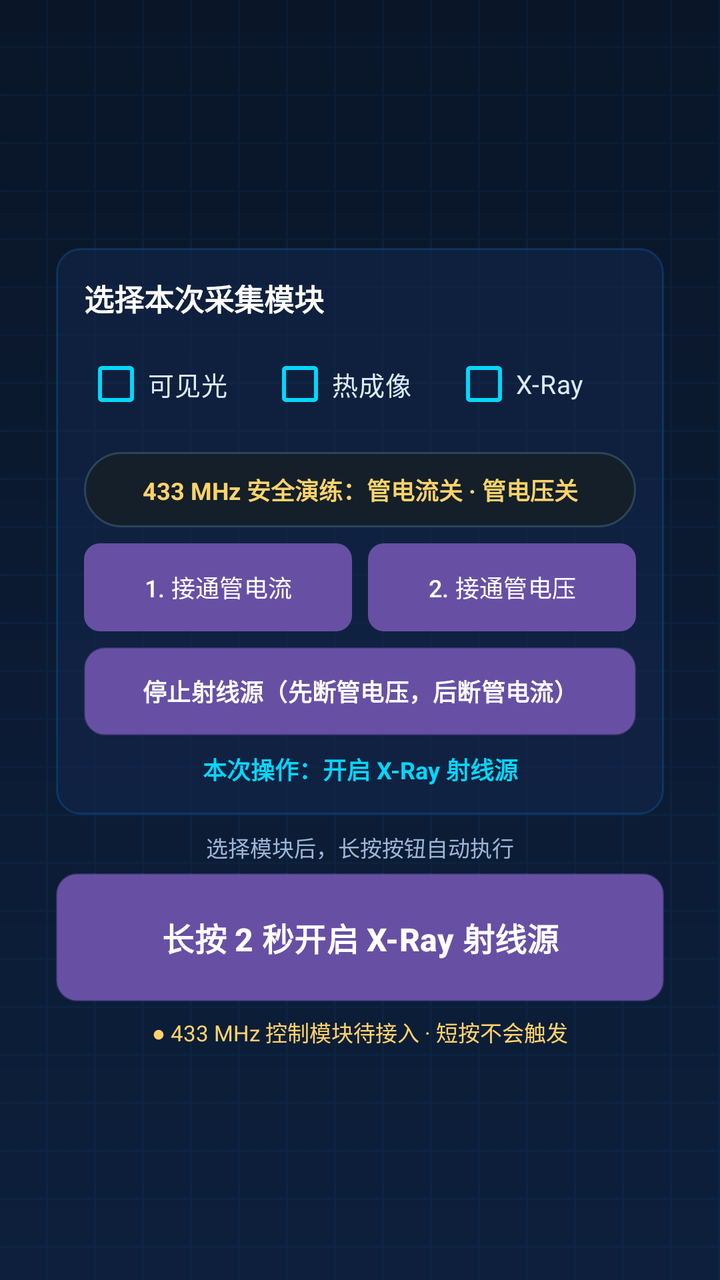
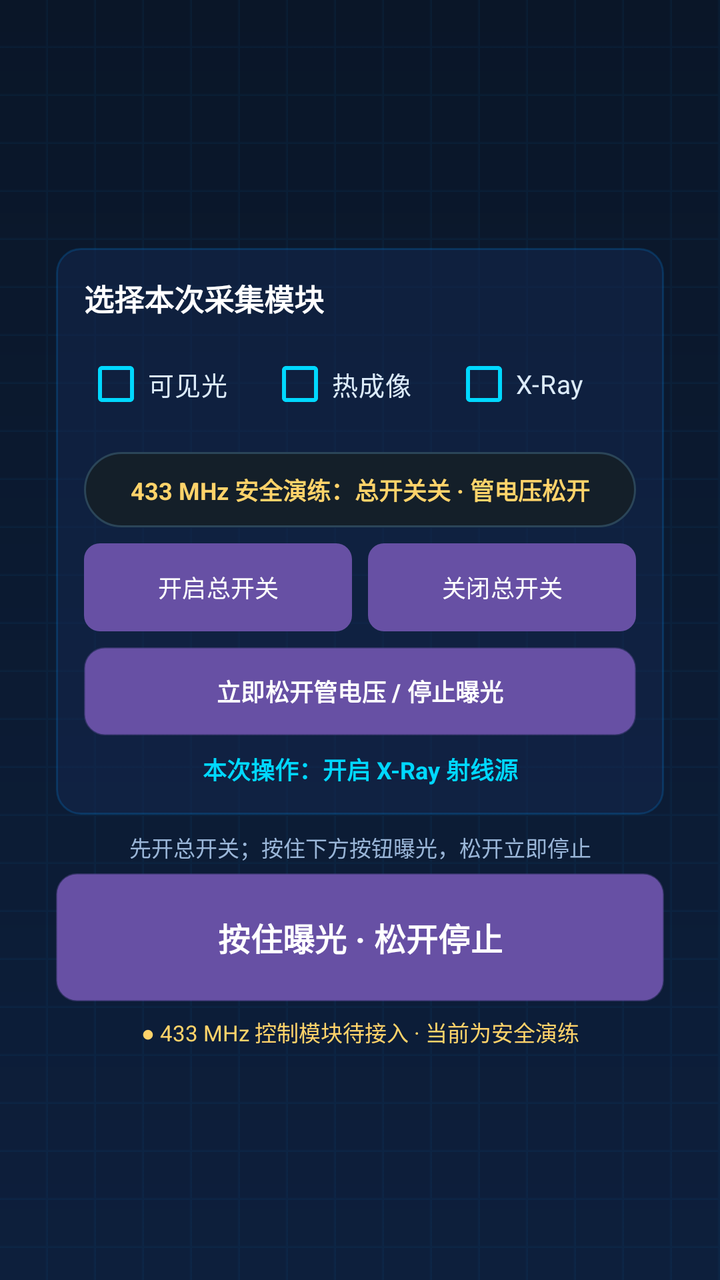

The first picture is an Android layout as it rendered before a commit; the second is the same layout after the commit. The layout source and the unified diff follow.
<!-- AndroidManifest.xml: application theme Theme.WeiguangDRController -->
<!-- res/layout/fragment_exposure_prepare.xml -->
<?xml version="1.0" encoding="utf-8"?>
<ScrollView xmlns:android="http://schemas.android.com/apk/res/android"
    android:layout_width="match_parent"
    android:layout_height="match_parent"
    android:background="@drawable/bg_root_gradient"
    android:fillViewport="true"
    android:scrollbars="none">

    <LinearLayout
        android:layout_width="match_parent"
        android:layout_height="wrap_content"
        android:gravity="center"
        android:orientation="vertical"
        android:padding="28dp">

        <LinearLayout
            android:layout_width="match_parent"
            android:layout_height="wrap_content"
            android:background="@drawable/bg_card_tech"
            android:orientation="vertical"
            android:padding="12dp"
            android:visibility="gone">

            <TextView
                android:layout_width="wrap_content"
                android:layout_height="wrap_content"
                android:text="曝光设备控制"
                android:textColor="#FFFFFF"
                android:textSize="16sp"
                android:textStyle="bold" />

            <LinearLayout
                android:layout_width="match_parent"
                android:layout_height="wrap_content"
                android:layout_marginTop="10dp"
                android:orientation="horizontal">

                <Button
                    android:id="@+id/cameraControlButton"
                    style="?android:attr/borderlessButtonStyle"
                    android:layout_width="0dp"
                    android:layout_height="58dp"
                    android:layout_weight="1"
                    android:background="@drawable/bg_card_tech_clickable"
                    android:text="摄像头\n检查预览"
                    android:textAllCaps="false"
                    android:textColor="#DCEBFA"
                    android:textSize="12sp" />

                <Space android:layout_width="6dp" android:layout_height="1dp" />

                <Button
                    android:id="@+id/thermalControlButton"
                    style="?android:attr/borderlessButtonStyle"
                    android:layout_width="0dp"
                    android:layout_height="58dp"
                    android:layout_weight="1"
                    android:background="@drawable/bg_card_tech_clickable"
                    android:text="热成像\n检查预览"
                    android:textAllCaps="false"
                    android:textColor="#DCEBFA"
                    android:textSize="12sp" />

                <Space android:layout_width="6dp" android:layout_height="1dp" />

                <Button
                    android:id="@+id/xrayControlButton"
                    style="?android:attr/borderlessButtonStyle"
                    android:layout_width="0dp"
                    android:layout_height="58dp"
                    android:layout_weight="1"
                    android:background="@drawable/bg_card_tech_clickable"
                    android:text="X-Ray\n接口待接入"
                    android:textAllCaps="false"
                    android:textColor="#FFD36A"
                    android:textSize="12sp" />
            </LinearLayout>

            <Button
                android:id="@+id/enableAllButton"
                android:layout_width="match_parent"
                android:layout_height="42dp"
                android:layout_marginTop="8dp"
                android:background="@drawable/bg_btn_new"
                android:text="一键检查三路设备"
                android:textAllCaps="false"
                android:textColor="#FFFFFF"
                android:textSize="13sp"
                android:textStyle="bold" />

            <TextView
                android:id="@+id/deviceStatusText"
                android:layout_width="match_parent"
                android:layout_height="wrap_content"
                android:layout_marginTop="8dp"
                android:text="正在读取设备状态…"
                android:textColor="#9AB6D8"
                android:textSize="11sp" />
        </LinearLayout>

        <LinearLayout
            android:layout_width="match_parent"
            android:layout_height="wrap_content"
            android:layout_marginTop="6dp"
            android:background="@drawable/bg_card_tech"
            android:orientation="vertical"
            android:padding="12dp"
            android:visibility="gone">

            <TextView
                android:layout_width="wrap_content"
                android:layout_height="wrap_content"
                android:text="曝光前确认"
                android:textColor="#FFFFFF"
                android:textSize="15sp"
                android:textStyle="bold" />

            <LinearLayout
                android:layout_width="match_parent"
                android:layout_height="wrap_content"
                android:layout_marginTop="8dp"
                android:orientation="horizontal">

                <TextView
                    android:id="@+id/cameraPreviewEntry"
                    android:layout_width="0dp"
                    android:layout_height="72dp"
                    android:layout_weight="1"
                    android:background="@drawable/bg_card_tech_clickable"
                    android:clickable="true"
                    android:focusable="true"
                    android:gravity="center"
                    android:text="摄像头画面\n点击查看"
                    android:textColor="#C8D8E8"
                    android:textSize="12sp" />

                <Space android:layout_width="8dp" android:layout_height="1dp" />

                <TextView
                    android:id="@+id/thermalPreviewEntry"
                    android:layout_width="0dp"
                    android:layout_height="72dp"
                    android:layout_weight="1"
                    android:background="@drawable/bg_card_tech_clickable"
                    android:clickable="true"
                    android:focusable="true"
                    android:gravity="center"
                    android:text="热成像画面\n点击查看"
                    android:textColor="#C8D8E8"
                    android:textSize="12sp" />
            </LinearLayout>

            <TextView
                android:id="@+id/radarStatusText"
                android:layout_width="match_parent"
                android:layout_height="wrap_content"
                android:layout_marginTop="10dp"
                android:background="@drawable/bg_input_box"
                android:padding="10dp"
                android:text="毫米波雷达：正在读取…"
                android:textColor="#DCEBFA"
                android:textSize="12sp"
                android:lineSpacingExtra="3dp" />
        </LinearLayout>

        <LinearLayout
            android:layout_width="match_parent"
            android:layout_height="wrap_content"
            android:layout_marginTop="8dp"
            android:background="@drawable/bg_card_tech"
            android:orientation="vertical"
            android:padding="14dp">

            <TextView android:layout_width="wrap_content" android:layout_height="wrap_content"
                android:text="选择本次采集模块" android:textColor="#FFFFFF"
                android:textSize="15sp" android:textStyle="bold" />

            <LinearLayout android:layout_width="match_parent" android:layout_height="wrap_content"
                android:layout_marginTop="8dp" android:gravity="center" android:orientation="horizontal">
                <CheckBox android:id="@+id/selectCameraCheck" android:layout_width="0dp"
                    android:layout_height="wrap_content" android:layout_weight="1"
                    android:buttonTint="#00D8FF" android:text="可见光"
                    android:textColor="#DCEBFA" android:textSize="13sp" />
                <CheckBox android:id="@+id/selectThermalCheck" android:layout_width="0dp"
                    android:layout_height="wrap_content" android:layout_weight="1"
                    android:buttonTint="#00D8FF" android:text="热成像"
                    android:textColor="#DCEBFA" android:textSize="13sp" />
                <CheckBox android:id="@+id/selectXrayCheck" android:layout_width="0dp"
                    android:layout_height="wrap_content" android:layout_weight="1"
                    android:buttonTint="#00D8FF" android:checked="true" android:text="X-Ray"
                    android:textColor="#DCEBFA" android:textSize="13sp" />
            </LinearLayout>

            <TextView
                android:id="@+id/xraySequenceStatusText"
                android:layout_width="match_parent"
                android:layout_height="wrap_content"
                android:layout_marginTop="10dp"
                android:background="@drawable/bg_input_box"
                android:gravity="center"
                android:padding="10dp"
                android:text="433 MHz 安全演练：管电流关 · 管电压关"
                android:textColor="#FFD36A"
                android:textSize="12sp"
                android:textStyle="bold" />

            <LinearLayout
                android:layout_width="match_parent"
                android:layout_height="wrap_content"
                android:layout_marginTop="8dp"
                android:orientation="horizontal">

                <Button
                    android:id="@+id/tubeCurrentButton"
                    android:layout_width="0dp"
                    android:layout_height="44dp"
                    android:layout_weight="1"
                    android:background="@drawable/bg_btn_new"
                    android:text="1. 接通管电流"
                    android:textAllCaps="false"
                    android:textColor="#FFFFFF"
                    android:textSize="12sp" />

                <Space android:layout_width="8dp" android:layout_height="1dp" />

                <Button
                    android:id="@+id/tubeVoltageButton"
                    android:layout_width="0dp"
                    android:layout_height="44dp"
                    android:layout_weight="1"
                    android:background="@drawable/bg_btn_new"
                    android:text="2. 接通管电压"
                    android:textAllCaps="false"
                    android:textColor="#FFFFFF"
                    android:textSize="12sp" />
            </LinearLayout>

            <Button
                android:id="@+id/xrayStopButton"
                android:layout_width="match_parent"
                android:layout_height="44dp"
                android:layout_marginTop="8dp"
                android:background="@drawable/bg_exposure_hold"
                android:text="停止射线源（先断管电压，后断管电流）"
                android:textAllCaps="false"
                android:textColor="#FFFFFF"
                android:textSize="12sp"
                android:textStyle="bold" />

            <TextView
                android:id="@+id/selectionSummaryText"
                android:layout_width="match_parent"
                android:layout_height="wrap_content"
                android:layout_marginTop="8dp"
                android:gravity="center"
                android:text="本次操作：开启 X-Ray 射线源"
                android:textColor="#00D8FF"
                android:textSize="12sp"
                android:textStyle="bold" />
        </LinearLayout>

        <TextView
            android:id="@+id/exposureHintText"
            android:layout_width="match_parent"
            android:layout_height="wrap_content"
            android:layout_marginTop="8dp"
            android:gravity="center"
            android:text="选择模块后，长按按钮自动执行"
            android:textColor="#9AB6D8"
            android:textSize="11sp" />

        <Button
            android:id="@+id/exposureButton"
            android:layout_width="match_parent"
            android:layout_height="64dp"
            android:layout_marginTop="5dp"
            android:background="@drawable/bg_exposure_hold"
            android:text="长按 2 秒开启 X-Ray 射线源"
            android:textAllCaps="false"
            android:textColor="#FFFFFF"
            android:textSize="16sp"
            android:textStyle="bold" />

        <TextView
            android:id="@+id/exposureResultText"
            android:layout_width="match_parent"
            android:layout_height="wrap_content"
            android:layout_marginTop="7dp"
            android:gravity="center"
            android:text="● 433 MHz 控制模块待接入 · 短按不会触发"
            android:textColor="#FFD36A"
            android:textSize="11sp" />
    </LinearLayout>
</ScrollView>
<!-- resources referenced by this layout -->
<resources>
  <!-- drawable bg_btn_new (drawable) -->
  <?xml version="1.0" encoding="utf-8"?>
  <shape xmlns:android="http://schemas.android.com/apk/res/android"
      android:shape="rectangle">
      <gradient
          android:angle="0"
          android:startColor="#0088FF"
          android:endColor="#00CCFF" />
      <corners android:radius="8dp" />
  </shape>
  <!-- drawable bg_card_tech (drawable) -->
  <?xml version="1.0" encoding="utf-8"?>
  <shape xmlns:android="http://schemas.android.com/apk/res/android"
      android:shape="rectangle">
      <solid android:color="#80142850" />
      <corners android:radius="12dp" />
      <stroke
          android:width="1dp"
          android:color="#330096FF" />
  </shape>
  <!-- drawable bg_card_tech_clickable (drawable) -->
  <?xml version="1.0" encoding="utf-8"?>
  <selector xmlns:android="http://schemas.android.com/apk/res/android">
      <item android:state_pressed="true">
          <shape android:shape="rectangle">
              <solid android:color="#B0284068" />
              <corners android:radius="12dp" />
              <stroke
                  android:width="2dp"
                  android:color="#A000B4FF" />
          </shape>
      </item>
      <item android:state_focused="true">
          <shape android:shape="rectangle">
              <solid android:color="#99142850" />
              <corners android:radius="12dp" />
              <stroke
                  android:width="2dp"
                  android:color="#8000B4FF" />
          </shape>
      </item>
      <item>
          <shape android:shape="rectangle">
              <solid android:color="#80142850" />
              <corners android:radius="12dp" />
              <stroke
                  android:width="1dp"
                  android:color="#330096FF" />
          </shape>
      </item>
  </selector>
  <!-- drawable bg_exposure_hold (drawable) -->
  <?xml version="1.0" encoding="utf-8"?>
  <selector xmlns:android="http://schemas.android.com/apk/res/android">
      <item android:state_pressed="true">
          <shape android:shape="rectangle">
              <gradient android:angle="0" android:startColor="#FF8A00" android:endColor="#FFB800" />
              <corners android:radius="10dp" />
              <stroke android:width="2dp" android:color="#FFFFD36A" />
          </shape>
      </item>
      <item>
          <shape android:shape="rectangle">
              <gradient android:angle="0" android:startColor="#007ACC" android:endColor="#00B4FF" />
              <corners android:radius="10dp" />
              <stroke android:width="1dp" android:color="#6600D8FF" />
          </shape>
      </item>
  </selector>
  <!-- drawable bg_input_box (drawable) -->
  <?xml version="1.0" encoding="utf-8"?>
  <shape xmlns:android="http://schemas.android.com/apk/res/android">
      <solid android:color="#141F29" />
      <corners android:radius="22dp" />
      <stroke
          android:width="1dp"
          android:color="#2B4558" />
  </shape>
  <!-- drawable bg_root_gradient (drawable) -->
  <?xml version="1.0" encoding="utf-8"?>
  <layer-list xmlns:android="http://schemas.android.com/apk/res/android">
      <item>
          <shape android:shape="rectangle">
              <gradient
                  android:angle="270"
                  android:startColor="#0A1628"
                  android:endColor="#0D1F3C" />
          </shape>
      </item>
      <item>
          <bitmap
              android:gravity="fill"
              android:src="@drawable/grid_pattern"
              android:tileMode="repeat" />
      </item>
  </layer-list>
  <style name="Theme.WeiguangDRController" parent="Base.Theme.WeiguangDRController" />
  <!-- drawable grid_pattern: png bitmap (drawable, 115 bytes) -->
  <style name="Base.Theme.WeiguangDRController" parent="Theme.Material3.DayNight.NoActionBar">
          
          
      </style>
</resources>

<!-- the commit's change to res/layout/fragment_exposure_prepare.xml (unified diff, before → after) -->
@@ -199,7 +199,7 @@
                 android:background="@drawable/bg_input_box"
                 android:gravity="center"
                 android:padding="10dp"
-                android:text="433 MHz 安全演练：管电流关 · 管电压关"
+                android:text="433 MHz 安全演练：总开关关 · 管电压松开"
                 android:textColor="#FFD36A"
                 android:textSize="12sp"
                 android:textStyle="bold" />
@@ -211,12 +211,12 @@
                 android:orientation="horizontal">
 
                 <Button
-                    android:id="@+id/tubeCurrentButton"
+                    android:id="@+id/masterOnButton"
                     android:layout_width="0dp"
                     android:layout_height="44dp"
                     android:layout_weight="1"
                     android:background="@drawable/bg_btn_new"
-                    android:text="1. 接通管电流"
+                    android:text="开启总开关"
                     android:textAllCaps="false"
                     android:textColor="#FFFFFF"
                     android:textSize="12sp" />
@@ -224,24 +224,24 @@
                 <Space android:layout_width="8dp" android:layout_height="1dp" />
 
                 <Button
-                    android:id="@+id/tubeVoltageButton"
+                    android:id="@+id/masterOffButton"
                     android:layout_width="0dp"
                     android:layout_height="44dp"
                     android:layout_weight="1"
                     android:background="@drawable/bg_btn_new"
-                    android:text="2. 接通管电压"
+                    android:text="关闭总开关"
                     android:textAllCaps="false"
                     android:textColor="#FFFFFF"
                     android:textSize="12sp" />
             </LinearLayout>
 
             <Button
-                android:id="@+id/xrayStopButton"
+                android:id="@+id/xrayReleaseButton"
                 android:layout_width="match_parent"
                 android:layout_height="44dp"
                 android:layout_marginTop="8dp"
                 android:background="@drawable/bg_exposure_hold"
-                android:text="停止射线源（先断管电压，后断管电流）"
+                android:text="立即松开管电压 / 停止曝光"
                 android:textAllCaps="false"
                 android:textColor="#FFFFFF"
                 android:textSize="12sp"
@@ -265,7 +265,7 @@
             android:layout_height="wrap_content"
             android:layout_marginTop="8dp"
             android:gravity="center"
-            android:text="选择模块后，长按按钮自动执行"
+            android:text="先开总开关；按住下方按钮曝光，松开立即停止"
             android:textColor="#9AB6D8"
             android:textSize="11sp" />
 
@@ -275,7 +275,7 @@
             android:layout_height="64dp"
             android:layout_marginTop="5dp"
             android:background="@drawable/bg_exposure_hold"
-            android:text="长按 2 秒开启 X-Ray 射线源"
+            android:text="按住曝光 · 松开停止"
             android:textAllCaps="false"
             android:textColor="#FFFFFF"
             android:textSize="16sp"
@@ -287,7 +287,7 @@
             android:layout_height="wrap_content"
             android:layout_marginTop="7dp"
             android:gravity="center"
-            android:text="● 433 MHz 控制模块待接入 · 短按不会触发"
+            android:text="● 433 MHz 控制模块待接入 · 当前为安全演练"
             android:textColor="#FFD36A"
             android:textSize="11sp" />
     </LinearLayout>
